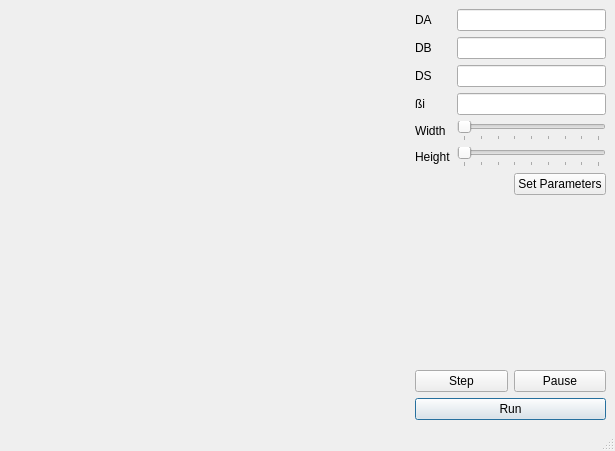
The window that MainWindow.ui (thomasdeniau/pyfauxfur) describes before a commit, drawn with Qt 5.
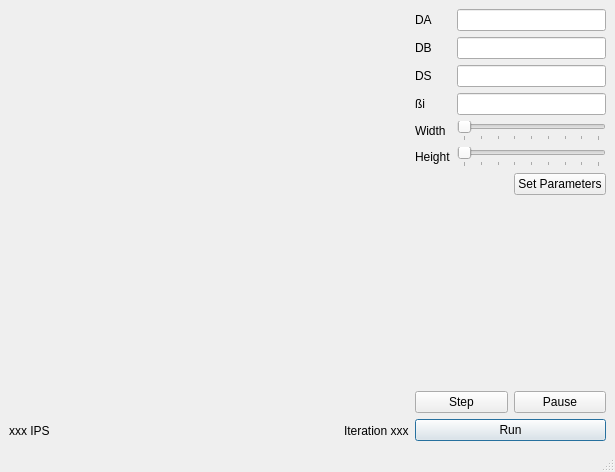
The same window after the commit. Custom widgets are drawn as their Qt base class.

Commit message: Add iteration and IPS count

```diff
--- a/MainWindow.ui
+++ b/MainWindow.ui
@@ -6,7 +6,7 @@
     <x>0</x>
     <y>0</y>
     <width>615</width>
-    <height>451</height>
+    <height>472</height>
    </rect>
   </property>
   <property name="windowTitle" >
@@ -15,9 +15,11 @@
   <widget class="QWidget" name="centralwidget" >
    <layout class="QHBoxLayout" name="horizontalLayout" >
     <item>
+     <layout class="QVBoxLayout" name="leftLayout" >
+      <item>
      <widget class="GLWidget" native="1" name="widget" >
       <property name="sizePolicy" >
-       <sizepolicy vsizetype="Preferred" hsizetype="Maximum" >
+         <sizepolicy vsizetype="MinimumExpanding" hsizetype="MinimumExpanding" >
         <horstretch>0</horstretch>
         <verstretch>0</verstretch>
        </sizepolicy>
@@ -25,10 +27,43 @@
       <property name="minimumSize" >
        <size>
         <width>400</width>
-        <height>200</height>
+          <height>370</height>
        </size>
       </property>
      </widget>
+      </item>
+      <item>
+       <layout class="QHBoxLayout" name="infoLayout" >
+        <item>
+         <widget class="QLabel" name="ipsLabel" >
+          <property name="text" >
+           <string>xxx IPS</string>
+          </property>
+         </widget>
+        </item>
+        <item>
+         <spacer name="horizontalSpacer" >
+          <property name="orientation" >
+           <enum>Qt::Horizontal</enum>
+          </property>
+          <property name="sizeHint" stdset="0" >
+           <size>
+            <width>40</width>
+            <height>20</height>
+           </size>
+          </property>
+         </spacer>
+        </item>
+        <item>
+         <widget class="QLabel" name="iterationLabel" >
+          <property name="text" >
+           <string>Iteration xxx</string>
+          </property>
+         </widget>
+        </item>
+       </layout>
+      </item>
+     </layout>
     </item>
     <item>
      <layout class="QVBoxLayout" name="verticalLayout_3" >
```
Lines whose indentation alone changed are shown as unchanged. The commit also changes 2 other files.
